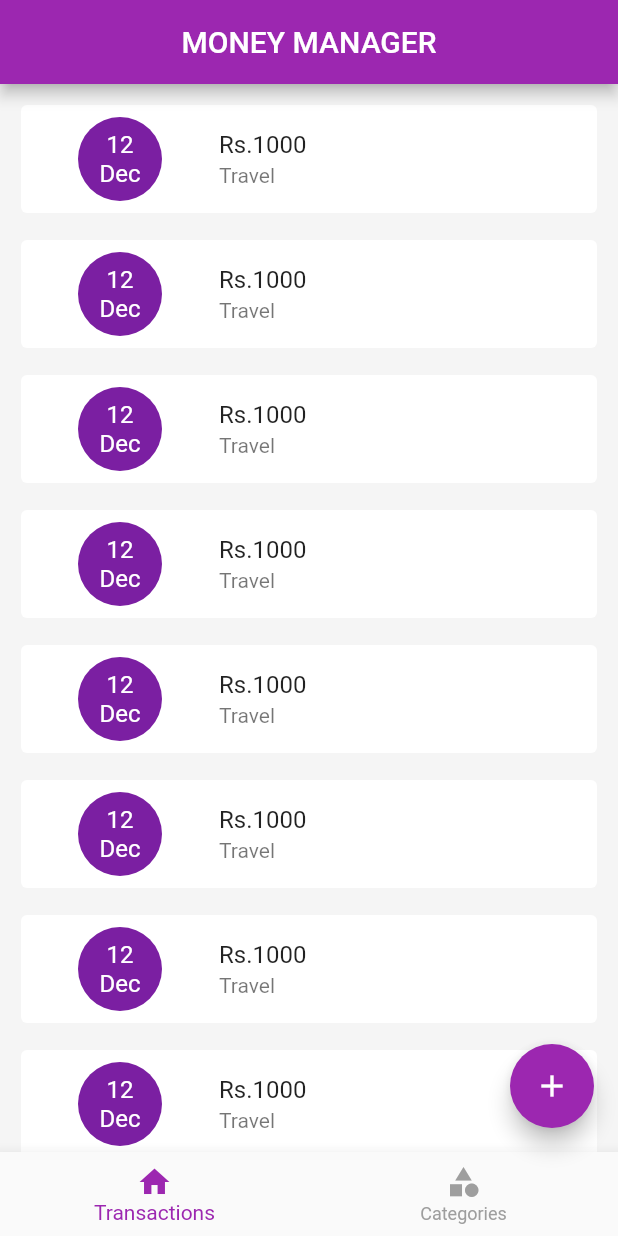
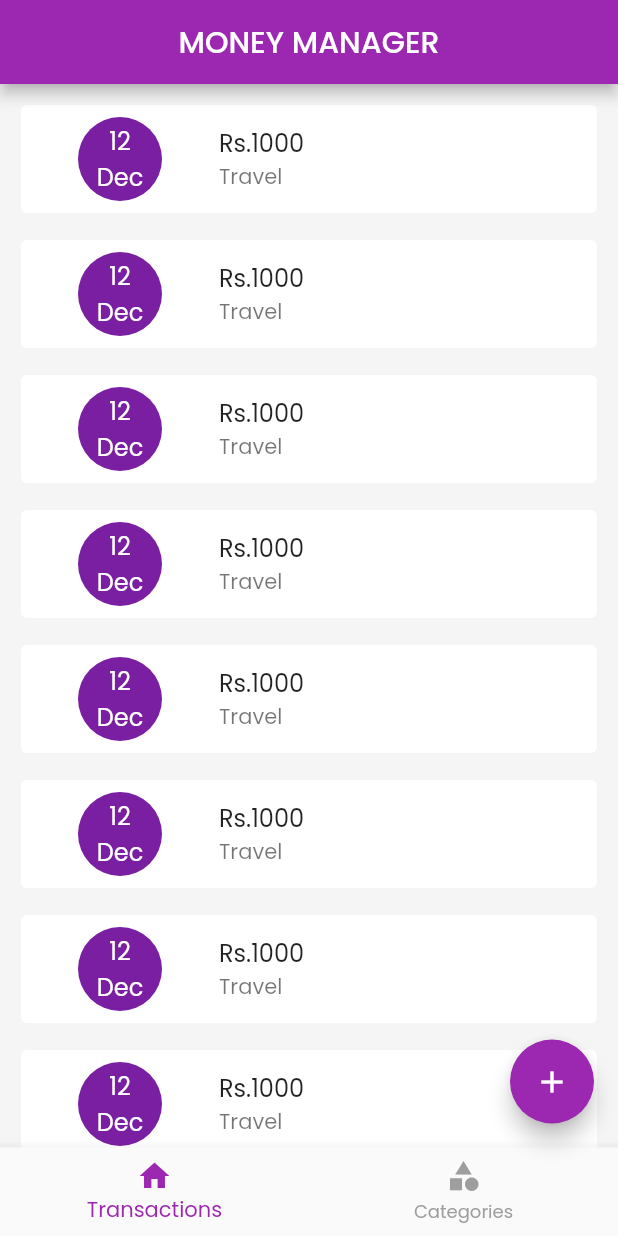
Before and after one commit to jaison080/money_manager, a Flutter app: the screen it shows after launch, on a phone screen of 412 x 824 dp. Run offline on Flutter 3.47's test engine with Material 2 defaults, Android fonts, the phone set to English and light mode, and no system bars; our stand-ins replace google_fonts, hive_flutter; accounts and stored records are empty.

Commit message:
added google fonts and changed apps font style

```diff
--- a/lib/main.dart
+++ b/lib/main.dart
@@ -1,4 +1,5 @@
 import 'package:flutter/material.dart';
+import 'package:google_fonts/google_fonts.dart';
 import 'package:hive_flutter/hive_flutter.dart';
 import 'package:money_manager/models/category/category_model.dart';
 import 'package:money_manager/screens/home/screen_home.dart';
@@ -23,8 +24,10 @@ class MyApp extends StatelessWidget {
   @override
   Widget build(BuildContext context) {
     return MaterialApp(
-        title: 'Flutter Demo',
+        title: 'Money Manager',
+
         theme: ThemeData(
+          fontFamily: GoogleFonts.poppins().fontFamily,
           // This is the theme of your application.
           //
           // Try running your application with "flutter run". You'll see the
@@ -35,6 +38,7 @@ class MyApp extends StatelessWidget {
           // Notice that the counter didn't reset back to zero; the application
           // is not restarted.
           primarySwatch: Colors.purple,
+
         ),
         home: const ScreenHome());
   }
--- a/pubspec.yaml
+++ b/pubspec.yaml
@@ -18,7 +18,7 @@ publish_to: 'none' # Remove this line if you wish to publish to pub.dev
 version: 1.0.0+1
 
 environment:
-  sdk: ">=2.17.6 <3.0.0"
+  sdk: ">=2.17.1 <3.0.1"
 
 # Dependencies specify other packages that your package needs in order to work.
 # To automatically upgrade your package dependencies to the latest versions
@@ -37,6 +37,7 @@ dependencies:
   hive_flutter: ^1.1.0
   hive: ^2.2.3
   build_runner: ^2.2.0
+  google_fonts:
 
 dev_dependencies:
   flutter_test:
```
